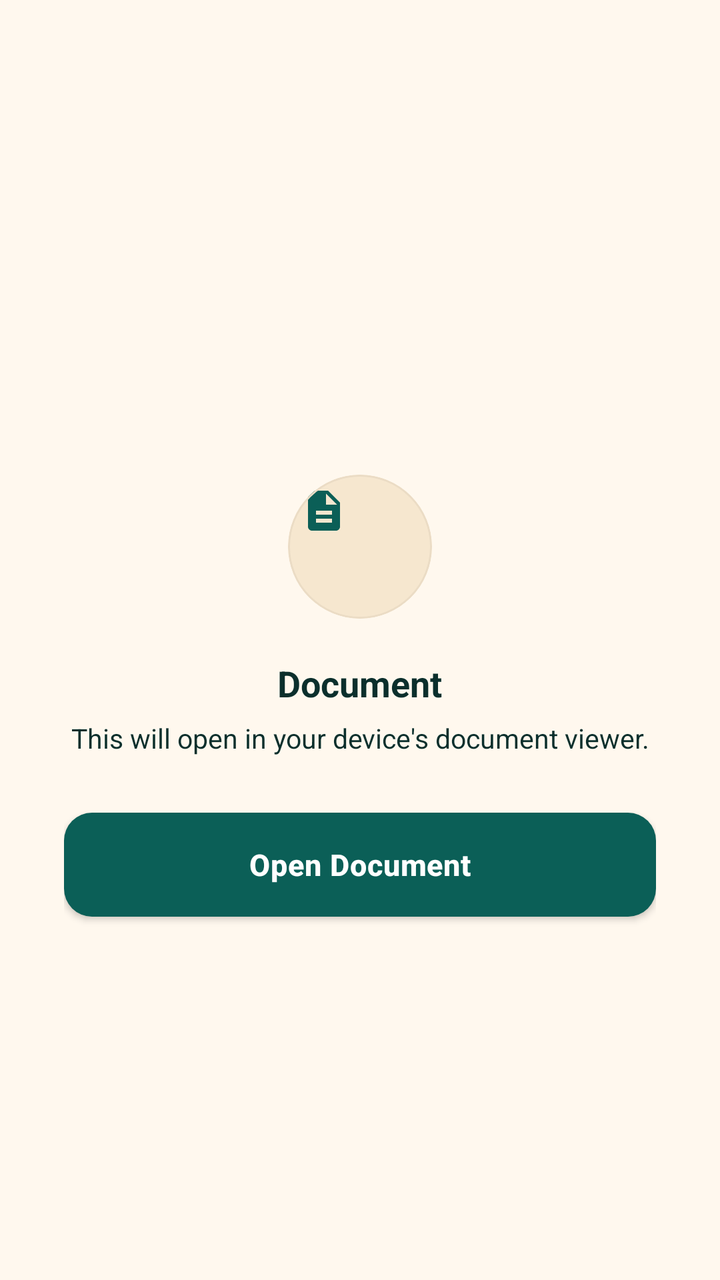
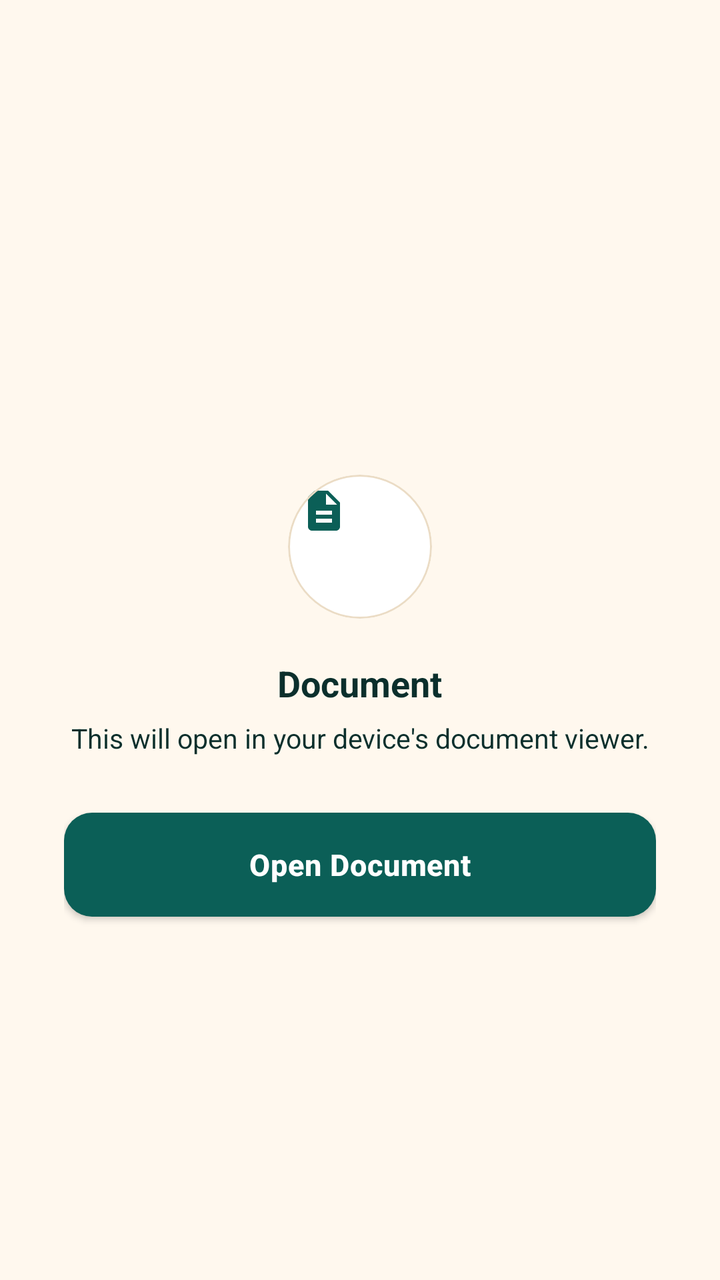

Two renders of the same Android screen: before a commit and after it. Below are the layout's source before the change and the commit's diff.
<!-- AndroidManifest.xml: application theme AppTheme -->
<!-- res/layout/document_viewer.xml -->
<androidx.coordinatorlayout.widget.CoordinatorLayout
	xmlns:android="http://schemas.android.com/apk/res/android"
	xmlns:app="http://schemas.android.com/apk/res-auto"
	xmlns:tools="http://schemas.android.com/tools"
	android:id="@+id/_coordinator"
	android:layout_width="match_parent"
	android:layout_height="match_parent">
	<com.google.android.material.appbar.AppBarLayout
		android:id="@+id/_app_bar"
		android:layout_width="match_parent"
		android:layout_height="wrap_content"
		android:theme="@style/AppTheme.AppBarOverlay"
		app:elevation="0dp"
		android:stateListAnimator="@null">
		<androidx.appcompat.widget.Toolbar
			android:id="@+id/_toolbar"
			android:layout_width="match_parent"
			android:layout_height="?attr/actionBarSize"
			android:background="?attr/appBarColor"
			app:popupTheme="@style/AppTheme.PopupOverlay" />
	</com.google.android.material.appbar.AppBarLayout>
	<LinearLayout
		android:id="@+id/linear3"
		android:layout_width="match_parent"
		android:layout_height="match_parent"
		android:gravity="center_horizontal|center_vertical"
		android:orientation="vertical"
		android:paddingStart="32dp"
		android:paddingEnd="32dp"
		app:layout_behavior="@string/appbar_scrolling_view_behavior">
		<com.google.android.material.card.MaterialCardView
			android:id="@+id/cardview1"
			android:layout_width="72dp"
			android:layout_height="72dp"
			app:cardBackgroundColor="@color/colorSurfaceRaised"
			app:cardCornerRadius="36dp"
			app:cardElevation="0dp"
			app:strokeColor="@color/colorCardStroke"
			app:strokeWidth="1dp">
			<ImageView
				android:id="@+id/imageview1"
				android:layout_width="36dp"
				android:layout_height="36dp"
				android:src="@drawable/ic_description"
				android:scaleType="centerInside"
				app:tint="@color/colorAccent"
				android:contentDescription="Document" />
		</com.google.android.material.card.MaterialCardView>
		<TextView
			android:id="@+id/tvDocTitle"
			android:layout_width="wrap_content"
			android:layout_height="wrap_content"
			android:layout_marginTop="20dp"
			android:text="Document"
			android:textSize="18sp"
			android:textStyle="bold" />
		<TextView
			android:id="@+id/tvDocDescription"
			android:layout_width="match_parent"
			android:layout_height="wrap_content"
			android:layout_marginTop="6dp"
			android:gravity="center_horizontal|center_vertical"
			android:text="This will open in your device's document viewer."
			android:textSize="13.5sp"
			android:lineSpacingExtra="3dp" />
		<com.google.android.material.button.MaterialButton
			android:id="@+id/btnOpenDocument"
			android:layout_width="match_parent"
			android:layout_height="52dp"
			android:layout_marginTop="28dp"
			android:gravity="center_horizontal|center_vertical"
			android:text="Open Document"
			android:textSize="15sp"
			android:textStyle="bold"
			android:textColor="@color/colorTextLight"
			android:textAllCaps="false"
			app:backgroundTint="@color/colorAccent"
			app:cornerRadius="14dp"
			app:elevation="0dp" />
		<TextView
			android:id="@+id/tvNoViewerHint"
			android:layout_width="match_parent"
			android:layout_height="wrap_content"
			android:layout_marginTop="16dp"
			android:gravity="center_horizontal|center_vertical"
			android:text="No document viewer app found. Install Google Docs or Microsoft Word to view this file."
			android:textSize="12sp"
			android:lineSpacingExtra="3dp"
			android:visibility="gone" />
	</LinearLayout>
</androidx.coordinatorlayout.widget.CoordinatorLayout>
<!-- resources referenced by this layout -->
<resources>
  <color name="colorAccent">#0B5F57</color>
  <color name="colorCardStroke">#EBDCC5</color>
  <color name="colorSurfaceRaised">#F6E7CF</color>
  <color name="colorTextLight">#FFFFFF</color>
  <style name="AppTheme.AppBarOverlay" parent="ThemeOverlay.MaterialComponents.Light">
          
          <item name="android:textColorPrimary">?attr/onAppBarColor</item>
          <item name="android:textColorSecondary">?attr/onAppBarColor</item>
          <item name="colorControlNormal">?attr/onAppBarColor</item>
          <item name="colorOnSurface">?attr/onAppBarColor</item>
      </style>
  <style name="AppTheme.PopupOverlay" parent="ThemeOverlay.MaterialComponents.Light">
          <item name="popupMenuStyle">@style/HarvanaPopupMenu</item>
          <item name="actionOverflowMenuStyle">@style/HarvanaPopupMenu</item>
      </style>
  <style name="HarvanaPopupMenu" parent="Widget.MaterialComponents.PopupMenu">
          <item name="android:popupBackground">@drawable/bg_popup_menu</item>
          <item name="android:popupElevation">10dp</item>
      </style>
  <style name="HarvanaSpinner" parent="Widget.AppCompat.Spinner">
          <item name="android:popupBackground">@color/colorSurface</item>
          <item name="android:dropDownSelector">@color/colorAccentRipple</item>
      </style>
  <!-- drawable ic_nav_back (drawable) -->
  <?xml version="1.0" encoding="utf-8"?>
  <vector xmlns:android="http://schemas.android.com/apk/res/android"
      android:width="24dp" android:height="24dp" android:viewportWidth="24" android:viewportHeight="24"
      android:autoMirrored="true"
      android:tint="?attr/colorControlNormal">
      <path android:fillColor="#FFFFFFFF" android:pathData="M20,11H7.83l5.59,-5.59L12,4l-8,8 8,8 1.41,-1.41L7.83,13H20v-2z" />
  </vector>
  <style name="HarvanaTextView" parent="android:Widget.TextView">
          <item name="android:textColor">@color/colorTextPrimary</item>
      </style>
  <color name="colorBackground">#FFF8EE</color>
  <color name="colorTextPrimary">#0B2F2C</color>
  <color name="colorTextOnAccent">#FFFFFF</color>
  <color name="colorAccentDark">#084A44</color>
  <color name="colorError">#C8443F</color>
  <color name="colorTextPrimaryWhite">#FFFFFF</color>
  <color name="colorControlNormal">#587570</color>
  <color name="colorAccentRipple">#1A0B5F57</color>
  <color name="colorAccentStroke">#330B5F57</color>
  <color name="colorAccentStrong">#053D3A</color>
  <color name="colorSurface">#FFFFFF</color>
  <color name="colorTextSecondary">#3F5F5A</color>
  <color name="colorTextTertiary">#587570</color>
  <!-- drawable bg_popup_menu (drawable) -->
  <?xml version="1.0" encoding="utf-8"?>
  <shape xmlns:android="http://schemas.android.com/apk/res/android" android:shape="rectangle">
      <solid android:color="@color/colorPopupSurface" />
      <stroke android:width="1dp" android:color="@color/colorCardStroke" />
      <corners android:radius="14dp" />
  </shape>
  <style name="HarvanaDialogButton" parent="Widget.MaterialComponents.Button.TextButton.Dialog">
          <item name="android:textColor">@color/colorAccent</item>
          <item name="android:minHeight">48dp</item>
      </style>
  <style name="HarvanaBottomSheetStyle" parent="Widget.MaterialComponents.BottomSheet.Modal">
          <item name="backgroundTint">?attr/colorSurface</item>
          <item name="shapeAppearanceOverlay">@style/HarvanaBottomSheetShape</item>
      </style>
  <color name="colorPopupSurface">#F6E9D2</color>
  <style name="HarvanaBottomSheetShape" parent="">
          <item name="cornerFamily">rounded</item>
          <item name="cornerSizeTopLeft">20dp</item>
          <item name="cornerSizeTopRight">20dp</item>
          <item name="cornerSizeBottomLeft">0dp</item>
          <item name="cornerSizeBottomRight">0dp</item>
      </style>
  <!-- unchanged entries left out for length: 6 -->
</resources>

<!-- the commit's change to res/layout/document_viewer.xml (unified diff, before → after) -->
@@ -32,7 +32,7 @@
 			android:id="@+id/cardview1"
 			android:layout_width="72dp"
 			android:layout_height="72dp"
-			app:cardBackgroundColor="@color/colorSurfaceRaised"
+			app:cardBackgroundColor="@color/colorSurface"
 			app:cardCornerRadius="36dp"
 			app:cardElevation="0dp"
 			app:strokeColor="@color/colorCardStroke"
<!-- resource entries referenced after the edit -->
@@ -2,7 +2,6 @@
 <resources>
   <color name="colorAccent">#0B5F57</color>
   <color name="colorCardStroke">#EBDCC5</color>
-  <color name="colorSurfaceRaised">#F6E7CF</color>
   <color name="colorTextLight">#FFFFFF</color>
   <style name="AppTheme.AppBarOverlay" parent="ThemeOverlay.MaterialComponents.Light">
           
@@ -62,7 +61,7 @@
           <item name="backgroundTint">?attr/colorSurface</item>
           <item name="shapeAppearanceOverlay">@style/HarvanaBottomSheetShape</item>
       </style>
-  <color name="colorPopupSurface">#F6E9D2</color>
+  <color name="colorPopupSurface">@color/colorSurface</color>
   <style name="HarvanaBottomSheetShape" parent="">
           <item name="cornerFamily">rounded</item>
           <item name="cornerSizeTopLeft">20dp</item>
